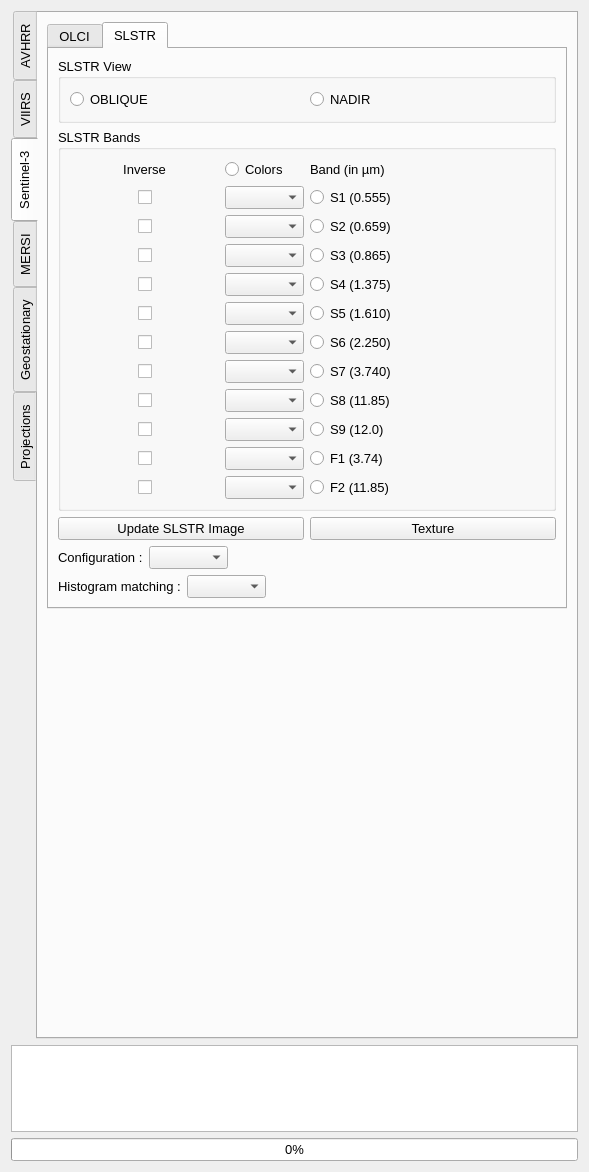
First picture: the form in core/formtoolbox.ui, repository hvanruys/EUMETCastView, before the edit.
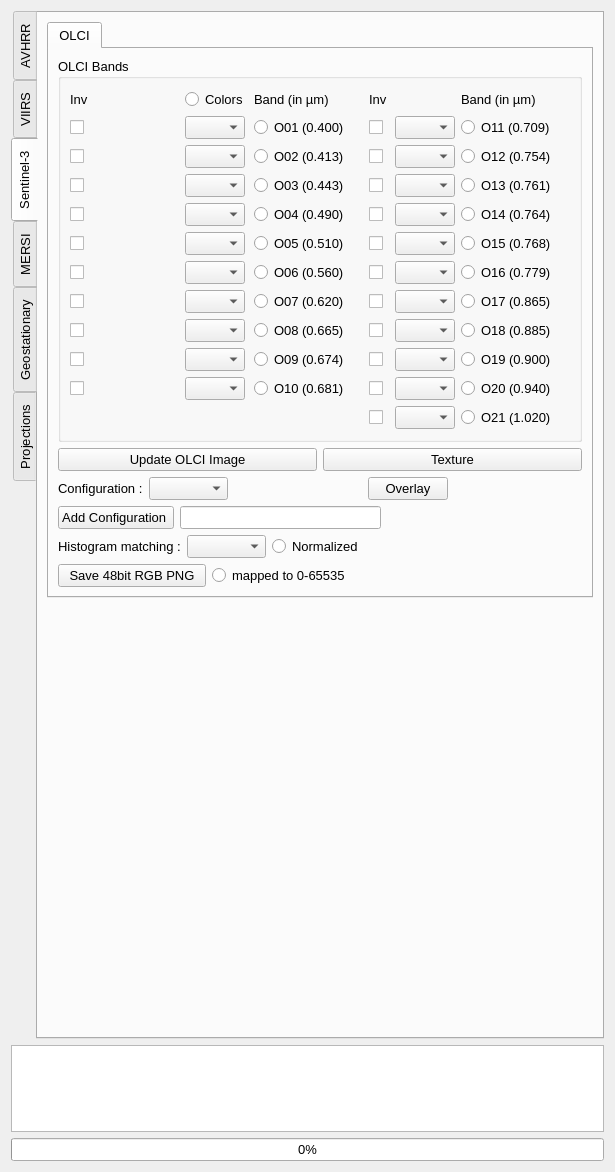
Second picture: the form after the edit. The open tabs and pages were chosen to show the change. Custom widgets are drawn as their Qt base class.

```diff
--- a/core/formtoolbox.ui
+++ b/core/formtoolbox.ui
@@ -9,7 +9,7 @@
    <rect>
     <x>0</x>
     <y>0</y>
-    <width>589</width>
+    <width>615</width>
     <height>1172</height>
    </rect>
   </property>
@@ -2800,752 +2800,6 @@
            </item>
           </layout>
          </widget>
-         <widget class="QWidget" name="tabSLSTR">
-          <attribute name="title">
-           <string>SLSTR</string>
-          </attribute>
-          <layout class="QVBoxLayout" name="verticalLayout_23">
-           <item>
-            <widget class="QGroupBox" name="groupBox_4">
-             <property name="title">
-              <string>SLSTR View</string>
-             </property>
-             <layout class="QHBoxLayout" name="horizontalLayout_97">
-              <item>
-               <widget class="QRadioButton" name="rbOblique">
-                <property name="text">
-                 <string>OBLIQUE</string>
-                </property>
-               </widget>
-              </item>
-              <item>
-               <widget class="QRadioButton" name="rbNadir">
-                <property name="text">
-                 <string>NADIR</string>
-                </property>
-               </widget>
-              </item>
-             </layout>
-            </widget>
-           </item>
-           <item>
-            <widget class="QGroupBox" name="groupBox_3">
-             <property name="title">
-              <string>SLSTR Bands</string>
-             </property>
-             <layout class="QVBoxLayout" name="verticalLayout_22">
-              <item>
-               <layout class="QGridLayout" name="gridLayout_8">
-                <item row="5" column="1">
-                 <widget class="QComboBox" name="cmbS5">
-                  <property name="maximumSize">
-                   <size>
-                    <width>80</width>
-                    <height>16777215</height>
-                   </size>
-                  </property>
-                 </widget>
-                </item>
-                <item row="6" column="2">
-                 <widget class="QRadioButton" name="rbS6">
-                  <property name="text">
-                   <string>S6 (2.250)</string>
-                  </property>
-                 </widget>
-                </item>
-                <item row="1" column="1">
-                 <widget class="QComboBox" name="cmbS1">
-                  <property name="maximumSize">
-                   <size>
-                    <width>80</width>
-                    <height>16777215</height>
-                   </size>
-                  </property>
-                 </widget>
-                </item>
-                <item row="6" column="0">
-                 <layout class="QHBoxLayout" name="horizontalLayout_91">
-                  <item>
-                   <spacer name="horizontalSpacer_126">
-                    <property name="orientation">
-                     <enum>Qt::Orientation::Horizontal</enum>
-                    </property>
-                    <property name="sizeHint" stdset="0">
-                     <size>
-                      <width>40</width>
-                      <height>20</height>
-                     </size>
-                    </property>
-                   </spacer>
-                  </item>
-                  <item>
-                   <widget class="QCheckBox" name="chkInverseS6">
-                    <property name="text">
-                     <string/>
-                    </property>
-                   </widget>
-                  </item>
-                  <item>
-                   <spacer name="horizontalSpacer_127">
-                    <property name="orientation">
-                     <enum>Qt::Orientation::Horizontal</enum>
-                    </property>
-                    <property name="sizeHint" stdset="0">
-                     <size>
-                      <width>40</width>
-                      <height>20</height>
-                     </size>
-                    </property>
-                   </spacer>
-                  </item>
-                 </layout>
-                </item>
-                <item row="1" column="0">
-                 <layout class="QHBoxLayout" name="horizontalLayout_86">
-                  <item>
-                   <spacer name="horizontalSpacer_116">
-                    <property name="orientation">
-                     <enum>Qt::Orientation::Horizontal</enum>
-                    </property>
-                    <property name="sizeHint" stdset="0">
-                     <size>
-                      <width>40</width>
-                      <height>20</height>
-                     </size>
-                    </property>
-                   </spacer>
-                  </item>
-                  <item>
-                   <widget class="QCheckBox" name="chkInverseS1">
-                    <property name="text">
-                     <string/>
-                    </property>
-                   </widget>
-                  </item>
-                  <item>
-                   <spacer name="horizontalSpacer_117">
-                    <property name="orientation">
-                     <enum>Qt::Orientation::Horizontal</enum>
-                    </property>
-                    <property name="sizeHint" stdset="0">
-                     <size>
-                      <width>40</width>
-                      <height>20</height>
-                     </size>
-                    </property>
-                   </spacer>
-                  </item>
-                 </layout>
-                </item>
-                <item row="8" column="1">
-                 <widget class="QComboBox" name="cmbS8">
-                  <property name="maximumSize">
-                   <size>
-                    <width>80</width>
-                    <height>16777215</height>
-                   </size>
-                  </property>
-                 </widget>
-                </item>
-                <item row="6" column="1">
-                 <widget class="QComboBox" name="cmbS6">
-                  <property name="maximumSize">
-                   <size>
-                    <width>80</width>
-                    <height>16777215</height>
-                   </size>
-                  </property>
-                 </widget>
-                </item>
-                <item row="2" column="0">
-                 <layout class="QHBoxLayout" name="horizontalLayout_87">
-                  <item>
-                   <spacer name="horizontalSpacer_118">
-                    <property name="orientation">
-                     <enum>Qt::Orientation::Horizontal</enum>
-                    </property>
-                    <property name="sizeHint" stdset="0">
-                     <size>
-                      <width>40</width>
-                      <height>20</height>
-                     </size>
-                    </property>
-                   </spacer>
-                  </item>
-                  <item>
-                   <widget class="QCheckBox" name="chkInverseS2">
-                    <property name="text">
-                     <string/>
-                    </property>
-                   </widget>
-                  </item>
-                  <item>
-                   <spacer name="horizontalSpacer_119">
-                    <property name="orientation">
-                     <enum>Qt::Orientation::Horizontal</enum>
-                    </property>
-                    <property name="sizeHint" stdset="0">
-                     <size>
-                      <width>40</width>
-                      <height>20</height>
-                     </size>
-                    </property>
-                   </spacer>
-                  </item>
-                 </layout>
-                </item>
-                <item row="4" column="1">
-                 <widget class="QComboBox" name="cmbS4">
-                  <property name="maximumSize">
-                   <size>
-                    <width>80</width>
-                    <height>16777215</height>
-                   </size>
-                  </property>
-                 </widget>
-                </item>
-                <item row="11" column="0">
-                 <layout class="QHBoxLayout" name="horizontalLayout_96">
-                  <item>
-                   <spacer name="horizontalSpacer_136">
-                    <property name="orientation">
-                     <enum>Qt::Orientation::Horizontal</enum>
-                    </property>
-                    <property name="sizeHint" stdset="0">
-                     <size>
-                      <width>40</width>
-                      <height>20</height>
-                     </size>
-                    </property>
-                   </spacer>
-                  </item>
-                  <item>
-                   <widget class="QCheckBox" name="chkInverseF2">
-                    <property name="text">
-                     <string/>
-                    </property>
-                   </widget>
-                  </item>
-                  <item>
-                   <spacer name="horizontalSpacer_137">
-                    <property name="orientation">
-                     <enum>Qt::Orientation::Horizontal</enum>
-                    </property>
-                    <property name="sizeHint" stdset="0">
-                     <size>
-                      <width>40</width>
-                      <height>20</height>
-                     </size>
-                    </property>
-                   </spacer>
-                  </item>
-                 </layout>
-                </item>
-                <item row="1" column="2">
-                 <widget class="QRadioButton" name="rbS1">
-                  <property name="text">
-                   <string>S1 (0.555)</string>
-                  </property>
-                 </widget>
-                </item>
-                <item row="10" column="2">
-                 <widget class="QRadioButton" name="rbF1">
-                  <property name="text">
-                   <string>F1 (3.74)</string>
-                  </property>
-                 </widget>
-                </item>
-                <item row="3" column="1">
-                 <widget class="QComboBox" name="cmbS3">
-                  <property name="maximumSize">
-                   <size>
-                    <width>80</width>
-                    <height>16777215</height>
-                   </size>
-                  </property>
-                 </widget>
-                </item>
-                <item row="2" column="1">
-                 <widget class="QComboBox" name="cmbS2">
-                  <property name="maximumSize">
-                   <size>
-                    <width>80</width>
-                    <height>16777215</height>
-                   </size>
-                  </property>
-                 </widget>
-                </item>
-                <item row="7" column="2">
-                 <widget class="QRadioButton" name="rbS7">
-                  <property name="text">
-                   <string>S7 (3.740)</string>
-                  </property>
-                 </widget>
-                </item>
-                <item row="3" column="0">
-                 <layout class="QHBoxLayout" name="horizontalLayout_88">
-                  <item>
-                   <spacer name="horizontalSpacer_120">
-                    <property name="orientation">
-                     <enum>Qt::Orientation::Horizontal</enum>
-                    </property>
-                    <property name="sizeHint" stdset="0">
-                     <size>
-                      <width>40</width>
-                      <height>20</height>
-                     </size>
-                    </property>
-                   </spacer>
-                  </item>
-                  <item>
-                   <widget class="QCheckBox" name="chkInverseS3">
-                    <property name="text">
-                     <string/>
-                    </property>
-                   </widget>
-                  </item>
-                  <item>
-                   <spacer name="horizontalSpacer_121">
-                    <property name="orientation">
-                     <enum>Qt::Orientation::Horizontal</enum>
-                    </property>
-                    <property name="sizeHint" stdset="0">
-                     <size>
-                      <width>40</width>
-                      <height>20</height>
-                     </size>
-                    </property>
-                   </spacer>
-                  </item>
-                 </layout>
-                </item>
-                <item row="8" column="2">
-                 <widget class="QRadioButton" name="rbS8">
-                  <property name="text">
-                   <string>S8 (11.85)</string>
-                  </property>
-                 </widget>
-                </item>
-                <item row="0" column="2">
-                 <widget class="QLabel" name="label_52">
-                  <property name="text">
-                   <string>Band (in µm)</string>
-                  </property>
-                 </widget>
-                </item>
-                <item row="5" column="2">
-                 <widget class="QRadioButton" name="rbS5">
-                  <property name="text">
-                   <string>S5 (1.610)</string>
-                  </property>
-                 </widget>
-                </item>
-                <item row="10" column="0">
-                 <layout class="QHBoxLayout" name="horizontalLayout_95">
-                  <item>
-                   <spacer name="horizontalSpacer_134">
-                    <property name="orientation">
-                     <enum>Qt::Orientation::Horizontal</enum>
-                    </property>
-                    <property name="sizeHint" stdset="0">
-                     <size>
-                      <width>40</width>
-                      <height>20</height>
-                     </size>
-                    </property>
-                   </spacer>
-                  </item>
-                  <item>
-                   <widget class="QCheckBox" name="chkInverseF1">
-                    <property name="text">
-                     <string/>
-                    </property>
-                   </widget>
-                  </item>
-                  <item>
-                   <spacer name="horizontalSpacer_135">
-                    <property name="orientation">
-                     <enum>Qt::Orientation::Horizontal</enum>
-                    </property>
-                    <property name="sizeHint" stdset="0">
-                     <size>
-                      <width>40</width>
-                      <height>20</height>
-                     </size>
-                    </property>
-                   </spacer>
-                  </item>
-                 </layout>
-                </item>
-                <item row="11" column="1">
-                 <widget class="QComboBox" name="cmbF2">
-                  <property name="maximumSize">
-                   <size>
-                    <width>80</width>
-                    <height>16777215</height>
-                   </size>
-                  </property>
-                 </widget>
-                </item>
-                <item row="4" column="2">
-                 <widget class="QRadioButton" name="rbS4">
-                  <property name="text">
-                   <string>S4 (1.375)</string>
-                  </property>
-                 </widget>
-                </item>
-                <item row="8" column="0">
-                 <layout class="QHBoxLayout" name="horizontalLayout_93">
-                  <item>
-                   <spacer name="horizontalSpacer_130">
-                    <property name="orientation">
-                     <enum>Qt::Orientation::Horizontal</enum>
-                    </property>
-                    <property name="sizeHint" stdset="0">
-                     <size>
-                      <width>40</width>
-                      <height>20</height>
-                     </size>
-                    </property>
-                   </spacer>
-                  </item>
-                  <item>
-                   <widget class="QCheckBox" name="chkInverseS8">
-                    <property name="text">
-                     <string/>
-                    </property>
-                   </widget>
-                  </item>
-                  <item>
-                   <spacer name="horizontalSpacer_131">
-                    <property name="orientation">
-                     <enum>Qt::Orientation::Horizontal</enum>
-                    </property>
-                    <property name="sizeHint" stdset="0">
-                     <size>
-                      <width>40</width>
-                      <height>20</height>
-                     </size>
-                    </property>
-                   </spacer>
-                  </item>
-                 </layout>
-                </item>
-                <item row="5" column="0">
-                 <layout class="QHBoxLayout" name="horizontalLayout_90">
-                  <item>
-                   <spacer name="horizontalSpacer_124">
-                    <property name="orientation">
-                     <enum>Qt::Orientation::Horizontal</enum>
-                    </property>
-                    <property name="sizeHint" stdset="0">
-                     <size>
-                      <width>40</width>
-                      <height>20</height>
-                     </size>
-                    </property>
-                   </spacer>
-                  </item>
-                  <item>
-                   <widget class="QCheckBox" name="chkInverseS5">
-                    <property name="text">
-                     <string/>
-                    </property>
-                   </widget>
-                  </item>
-                  <item>
-                   <spacer name="horizontalSpacer_125">
-                    <property name="orientation">
-                     <enum>Qt::Orientation::Horizontal</enum>
-                    </property>
-                    <property name="sizeHint" stdset="0">
-                     <size>
-                      <width>40</width>
-                      <height>20</height>
-                     </size>
-                    </property>
-                   </spacer>
-                  </item>
-                 </layout>
-                </item>
-                <item row="9" column="0">
-                 <layout class="QHBoxLayout" name="horizontalLayout_94">
-                  <item>
-                   <spacer name="horizontalSpacer_132">
-                    <property name="orientation">
-                     <enum>Qt::Orientation::Horizontal</enum>
-                    </property>
-                    <property name="sizeHint" stdset="0">
-                     <size>
-                      <width>40</width>
-                      <height>20</height>
-                     </size>
-                    </property>
-                   </spacer>
-                  </item>
-                  <item>
-                   <widget class="QCheckBox" name="chkInverseS9">
-                    <property name="text">
-                     <string/>
-                    </property>
-                   </widget>
-                  </item>
-                  <item>
-                   <spacer name="horizontalSpacer_133">
-                    <property name="orientation">
-                     <enum>Qt::Orientation::Horizontal</enum>
-                    </property>
-                    <property name="sizeHint" stdset="0">
-                     <size>
-                      <width>40</width>
-                      <height>20</height>
-                     </size>
-                    </property>
-                   </spacer>
-                  </item>
-                 </layout>
-                </item>
-                <item row="0" column="1">
-                 <widget class="QRadioButton" name="rbColorSLSTR">
-                  <property name="text">
-                   <string>Colors</string>
-                  </property>
-                 </widget>
-                </item>
-                <item row="7" column="1">
-                 <widget class="QComboBox" name="cmbS7">
-                  <property name="maximumSize">
-                   <size>
-                    <width>80</width>
-                    <height>16777215</height>
-                   </size>
-                  </property>
-                 </widget>
-                </item>
-                <item row="9" column="1">
-                 <widget class="QComboBox" name="cmbS9">
-                  <property name="maximumSize">
-                   <size>
-                    <width>80</width>
-                    <height>16777215</height>
-                   </size>
-                  </property>
-                 </widget>
-                </item>
-                <item row="3" column="2">
-                 <widget class="QRadioButton" name="rbS3">
-                  <property name="text">
-                   <string>S3 (0.865)</string>
-                  </property>
-                 </widget>
-                </item>
-                <item row="4" column="0">
-                 <layout class="QHBoxLayout" name="horizontalLayout_89">
-                  <item>
-                   <spacer name="horizontalSpacer_122">
-                    <property name="orientation">
-                     <enum>Qt::Orientation::Horizontal</enum>
-                    </property>
-                    <property name="sizeHint" stdset="0">
-                     <size>
-                      <width>40</width>
-                      <height>20</height>
-                     </size>
-                    </property>
-                   </spacer>
-                  </item>
-                  <item>
-                   <widget class="QCheckBox" name="chkInverseS4">
-                    <property name="text">
-                     <string/>
-                    </property>
-                   </widget>
-                  </item>
-                  <item>
-                   <spacer name="horizontalSpacer_123">
-                    <property name="orientation">
-                     <enum>Qt::Orientation::Horizontal</enum>
-                    </property>
-                    <property name="sizeHint" stdset="0">
-                     <size>
-                      <width>40</width>
-                      <height>20</height>
-                     </size>
-                    </property>
-                   </spacer>
-                  </item>
-                 </layout>
-                </item>
-                <item row="9" column="2">
-                 <widget class="QRadioButton" name="rbS9">
-                  <property name="text">
-                   <string>S9 (12.0)</string>
-                  </property>
-                 </widget>
-                </item>
-                <item row="0" column="0">
-                 <widget class="QLabel" name="label_51">
-                  <property name="text">
-                   <string>Inverse</string>
-                  </property>
-                  <property name="alignment">
-                   <set>Qt::AlignmentFlag::AlignCenter</set>
-                  </property>
-                 </widget>
-                </item>
-                <item row="10" column="1">
-                 <widget class="QComboBox" name="cmbF1">
-                  <property name="maximumSize">
-                   <size>
-                    <width>80</width>
-                    <height>16777215</height>
-                   </size>
-                  </property>
-                 </widget>
-                </item>
-                <item row="7" column="0">
-                 <layout class="QHBoxLayout" name="horizontalLayout_92">
-                  <item>
-                   <spacer name="horizontalSpacer_129">
-                    <property name="orientation">
-                     <enum>Qt::Orientation::Horizontal</enum>
-                    </property>
-                    <property name="sizeHint" stdset="0">
-                     <size>
-                      <width>40</width>
-                      <height>20</height>
-                     </size>
-                    </property>
-                   </spacer>
-                  </item>
-                  <item>
-                   <widget class="QCheckBox" name="chkInverseS7">
-                    <property name="text">
-                     <string/>
-                    </property>
-                   </widget>
-                  </item>
-                  <item>
-                   <spacer name="horizontalSpacer_128">
-                    <property name="orientation">
-                     <enum>Qt::Orientation::Horizontal</enum>
-                    </property>
-                    <property name="sizeHint" stdset="0">
-                     <size>
-                      <width>40</width>
-                      <height>20</height>
-                     </size>
-                    </property>
-                   </spacer>
-                  </item>
-                 </layout>
-                </item>
-                <item row="2" column="2">
-                 <widget class="QRadioButton" name="rbS2">
-                  <property name="text">
-                   <string>S2 (0.659)</string>
-                  </property>
-                 </widget>
-                </item>
-                <item row="11" column="2">
-                 <widget class="QRadioButton" name="rbF2">
-                  <property name="text">
-                   <string>F2 (11.85)</string>
-                  </property>
-                 </widget>
-                </item>
-                <item row="0" column="3">
-                 <spacer name="horizontalSpacer_138">
-                  <property name="orientation">
-                   <enum>Qt::Orientation::Horizontal</enum>
-                  </property>
-                  <property name="sizeHint" stdset="0">
-                   <size>
-                    <width>40</width>
-                    <height>20</height>
-                   </size>
-                  </property>
-                 </spacer>
-                </item>
-               </layout>
-              </item>
-             </layout>
-            </widget>
-           </item>
-           <item>
-            <layout class="QHBoxLayout" name="horizontalLayout_98">
-             <item>
-              <widget class="QPushButton" name="btnUpdateSLSTRImage">
-               <property name="text">
-                <string>Update SLSTR Image</string>
-               </property>
-              </widget>
-             </item>
-             <item>
-              <widget class="QPushButton" name="btnTextureSLSTR">
-               <property name="text">
-                <string>Texture</string>
-               </property>
-              </widget>
-             </item>
-            </layout>
-           </item>
-           <item>
-            <layout class="QHBoxLayout" name="horizontalLayout_99">
-             <item>
-              <widget class="QLabel" name="label_55">
-               <property name="text">
-                <string>Configuration :</string>
-               </property>
-              </widget>
-             </item>
-             <item>
-              <widget class="QComboBox" name="comboSLSTRConfig"/>
-             </item>
-             <item>
-              <spacer name="horizontalSpacer_139">
-               <property name="orientation">
-                <enum>Qt::Orientation::Horizontal</enum>
-               </property>
-               <property name="sizeHint" stdset="0">
-                <size>
-                 <width>40</width>
-                 <height>20</height>
-                </size>
-               </property>
-              </spacer>
-             </item>
-            </layout>
-           </item>
-           <item>
-            <layout class="QHBoxLayout" name="horizontalLayout_100">
-             <item>
-              <widget class="QLabel" name="label_56">
-               <property name="text">
-                <string>Histogram matching :</string>
-               </property>
-              </widget>
-             </item>
-             <item>
-              <widget class="QComboBox" name="cmbHistogramSLSTR"/>
-             </item>
-             <item>
-              <spacer name="horizontalSpacer_140">
-               <property name="orientation">
-                <enum>Qt::Orientation::Horizontal</enum>
-               </property>
-               <property name="sizeHint" stdset="0">
-                <size>
-                 <width>40</width>
-                 <height>20</height>
-                </size>
-               </property>
-              </spacer>
-             </item>
-            </layout>
-           </item>
-          </layout>
-         </widget>
         </widget>
        </item>
        <item>
```
Left out of the diff: 14 changed lines with no effect on the pictures.
